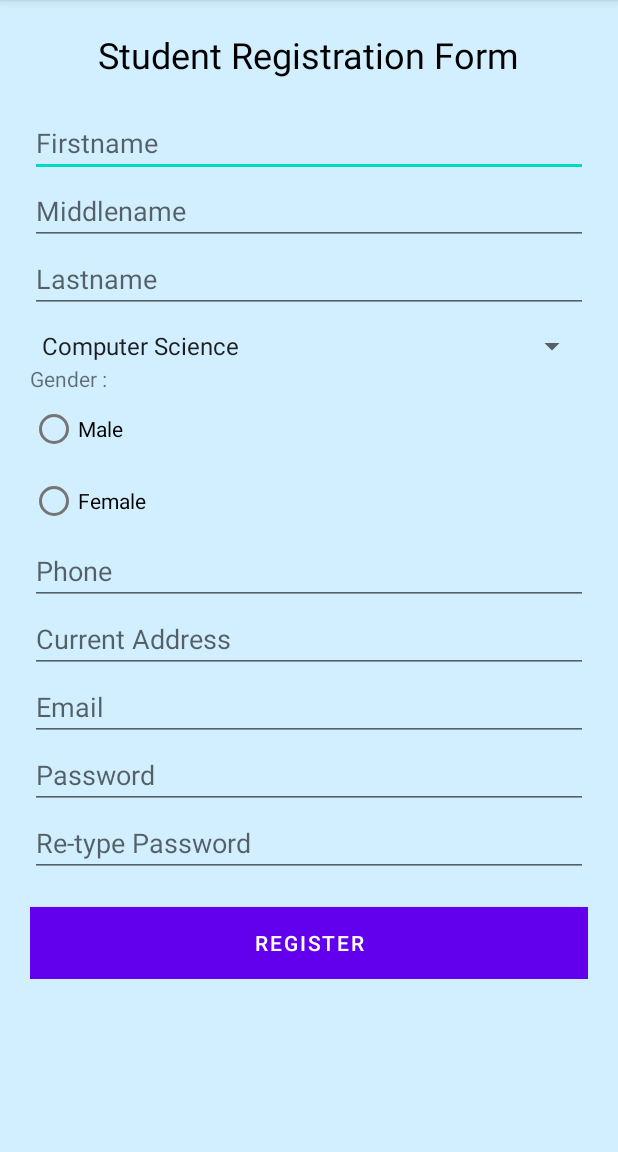
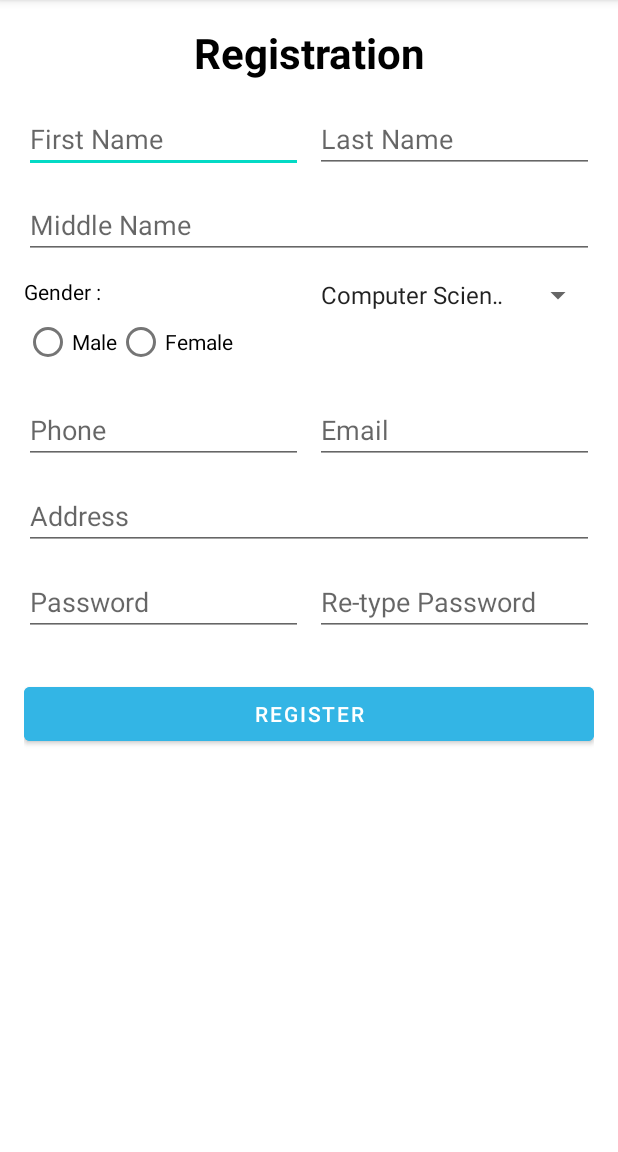
Before and after one commit to sharjeel-siddiqui12/dive-into-mobile-application-development, an Android app built with Jetpack Compose: the L5exercise1 screen opened directly, with no data from a screen before it, on a phone screen of 412 x 824 dp, the part 84-1236 px from its top. Run offline under Robolectric (Android 15) with nearby library versions, the phone set to English and light mode, and no system bars.

Commit message:
lab 5 updated

```diff
--- a/app/src/main/res/layout/activity_l5exercise1.xml
+++ b/app/src/main/res/layout/activity_l5exercise1.xml
@@ -1,108 +1,165 @@
 <?xml version="1.0" encoding="utf-8"?>
-<ScrollView xmlns:android="http://schemas.android.com/apk/res/android"
+<LinearLayout xmlns:android="http://schemas.android.com/apk/res/android"
     android:layout_width="match_parent"
     android:layout_height="match_parent"
-    android:background="@color/light_blue"
-    android:padding="20dp">
+    android:orientation="vertical"
+    android:padding="16dp"
+    android:background="@android:color/white">
 
+    <!-- Title of the Form -->
+    <TextView
+        android:layout_width="wrap_content"
+        android:layout_height="wrap_content"
+        android:text="Registration"
+        android:textSize="28sp"
+        android:textStyle="bold"
+        android:textColor="#000000"
+        android:gravity="center_horizontal"
+        android:layout_gravity="center"
+        android:paddingBottom="16dp" />
+
+    <!-- Horizontal container for First Name and Last Name -->
     <LinearLayout
         android:layout_width="match_parent"
         android:layout_height="wrap_content"
-        android:orientation="vertical">
-
-        <TextView
-            android:layout_width="wrap_content"
-            android:layout_height="wrap_content"
-            android:text="Student Registration Form"
-            android:textSize="24sp"
-            android:textColor="#000000"
-            android:layout_gravity="center"
-            android:layout_marginBottom="20dp"/>
+        android:orientation="horizontal"
+        android:weightSum="2"
+        android:layout_marginBottom="12dp">
 
         <EditText
             android:id="@+id/firstName"
-            android:layout_width="match_parent"
+            android:layout_width="0dp"
             android:layout_height="wrap_content"
-            android:hint="Firstname" />
+            android:layout_weight="1"
+            android:hint="First Name"
+            android:layout_marginEnd="8dp" />
 
+        <EditText
+            android:id="@+id/lastName"
+            android:layout_width="0dp"
+            android:layout_height="wrap_content"
+            android:layout_weight="1"
+            android:hint="Last Name" />
+    </LinearLayout>
+
+    <!-- Middle Name (Now placed separately) -->
     <EditText
         android:id="@+id/middleName"
         android:layout_width="match_parent"
         android:layout_height="wrap_content"
-            android:hint="Middlename" />
+        android:hint="Middle Name"
+        android:layout_marginBottom="12dp" />
 
-        <EditText
-            android:id="@+id/lastName"
+    <!-- Gender and Course selection in horizontal layout -->
+    <LinearLayout
         android:layout_width="match_parent"
         android:layout_height="wrap_content"
-            android:hint="Lastname" />
+        android:orientation="horizontal"
+        android:weightSum="2"
+        android:layout_marginBottom="12dp">
 
-        <Spinner
-            android:id="@+id/courseSpinner"
-            android:layout_width="match_parent"
+        <LinearLayout
+            android:layout_width="0dp"
             android:layout_height="wrap_content"
-            android:entries="@array/course_options"
-            android:layout_marginTop="10dp"/>
+            android:layout_weight="1"
+            android:orientation="vertical">
 
             <TextView android:layout_width="wrap_content" android:layout_height="wrap_content"
-            android:text="Gender : "/>
+                android:text="Gender :"
+                android:textColor="#000000" />
 
             <RadioGroup
                 android:id="@+id/genderRadioGroup"
-            android:layout_width="match_parent"
-            android:layout_height="wrap_content">
+                android:layout_width="wrap_content"
+                android:layout_height="wrap_content"
+                android:orientation="horizontal">
 
                 <RadioButton android:id="@+id/radioMale"
                     android:layout_width="wrap_content"
                     android:layout_height="wrap_content"
                     android:text="Male"/>
+
                 <RadioButton android:id="@+id/radioFemale"
                     android:layout_width="wrap_content"
                     android:layout_height="wrap_content"
                     android:text="Female"/>
 
             </RadioGroup>
+        </LinearLayout>
+
+        <Spinner
+            android:id="@+id/courseSpinner"
+            android:layout_width="0dp"
+            android:layout_height="wrap_content"
+            android:layout_weight="1"
+            android:entries="@array/course_options" />
+    </LinearLayout>
+
+    <!-- Phone and Email in horizontal layout -->
+    <LinearLayout
+        android:layout_width="match_parent"
+        android:layout_height="wrap_content"
+        android:orientation="horizontal"
+        android:weightSum="2"
+        android:layout_marginBottom="12dp">
 
         <EditText
             android:id="@+id/phoneNumber"
-            android:layout_width="match_parent"
+            android:layout_width="0dp"
             android:layout_height="wrap_content"
-            android:hint="Phone" />
+            android:layout_weight="1"
+            android:hint="Phone"
+            android:layout_marginEnd="8dp" />
 
+        <EditText
+            android:id="@+id/email"
+            android:layout_width="0dp"
+            android:layout_height="wrap_content"
+            android:layout_weight="1"
+            android:hint="Email" />
+    </LinearLayout>
+
+    <!-- Address (Spanning full width) -->
     <EditText
         android:id="@+id/address"
         android:layout_width="match_parent"
         android:layout_height="wrap_content"
-            android:hint="Current Address" />
+        android:hint="Address"
+        android:layout_marginBottom="12dp" />
 
-        <EditText
-            android:id="@+id/email"
+    <!-- Passwords in horizontal layout -->
+    <LinearLayout
         android:layout_width="match_parent"
         android:layout_height="wrap_content"
-            android:hint="Email" />
+        android:orientation="horizontal"
+        android:weightSum="2"
+        android:layout_marginBottom="12dp">
 
         <EditText
             android:id="@+id/password"
-            android:layout_width="match_parent"
+            android:layout_width="0dp"
             android:layout_height="wrap_content"
+            android:layout_weight="1"
             android:hint="Password"
-            android:inputType="textPassword" />
+            android:inputType="textPassword"
+            android:layout_marginEnd="8dp" />
 
         <EditText
             android:id="@+id/retypePassword"
-            android:layout_width="match_parent"
+            android:layout_width="0dp"
             android:layout_height="wrap_content"
+            android:layout_weight="1"
             android:hint="Re-type Password"
             android:inputType="textPassword" />
+    </LinearLayout>
 
+    <!-- Register Button -->
     <Button
         android:id="@+id/registerButton"
         android:layout_width="match_parent"
         android:layout_height="wrap_content"
         android:text="Register"
-            android:background="@android:color/holo_green_dark"
+        android:backgroundTint="@android:color/holo_blue_light"
         android:textColor="@android:color/white"
-            android:layout_marginTop="20dp"/>
-
+        android:layout_marginTop="16dp" />
 </LinearLayout>
-</ScrollView>
--- a/app/src/main/res/layout/activity_l5exercise2.xml
+++ b/app/src/main/res/layout/activity_l5exercise2.xml
@@ -15,7 +15,6 @@ app:layout_constraintBottom_toBottomOf="parent"
 app:layout_constraintLeft_toLeftOf="parent"
 app:layout_constraintRight_toRightOf="parent">
 
-<!-- CardView to hold the form -->
 <androidx.cardview.widget.CardView
     android:id="@+id/orderCard"
     android:layout_width="match_parent"
```
Lines whose indentation alone changed are shown as unchanged.
